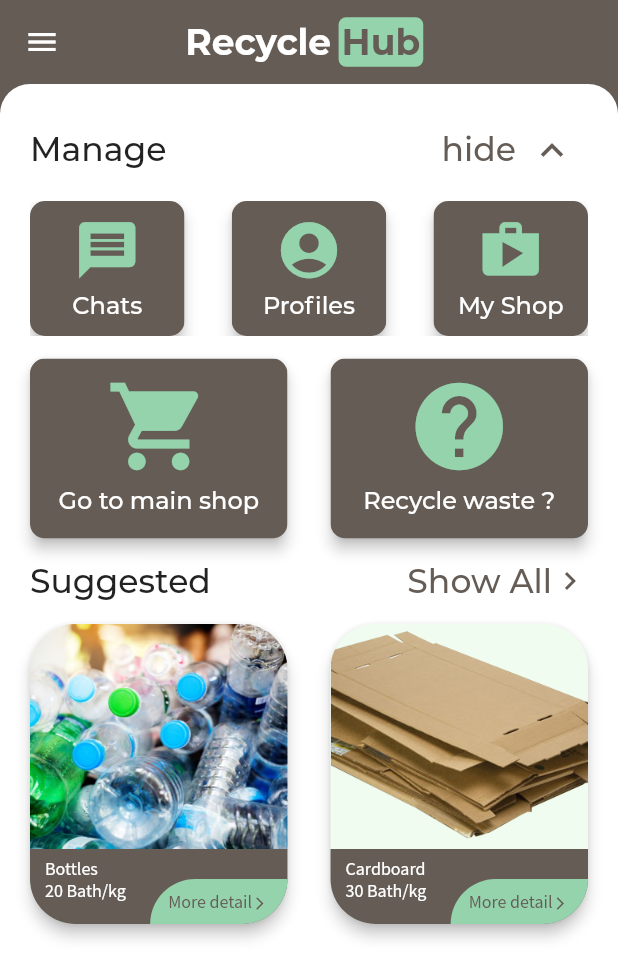
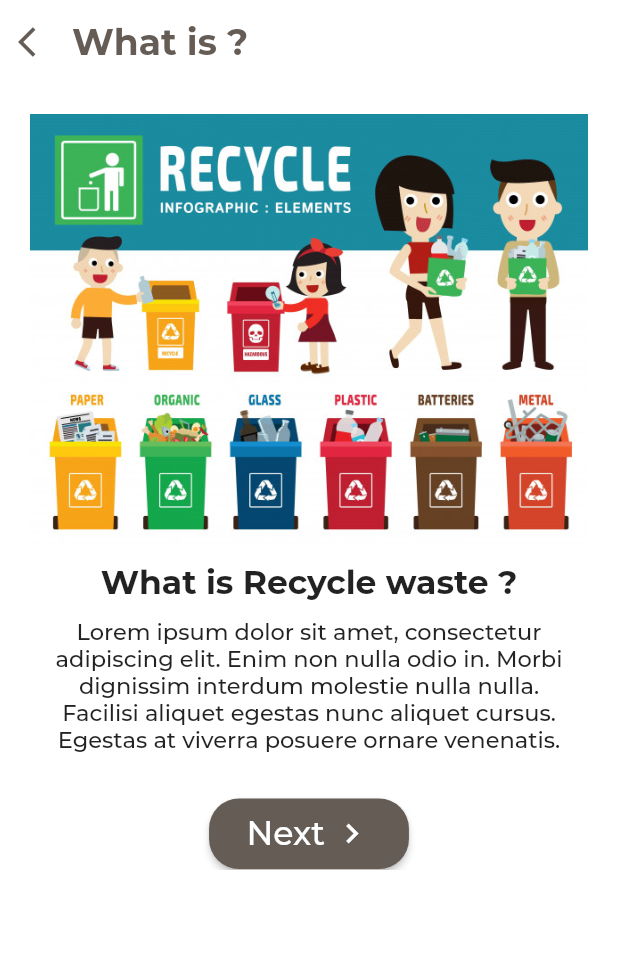
Before and after one commit to boy-warakorn/recycle-hub, a Flutter app: the HomeScreen screen opened by its route, after a tap on "Recycle waste ?", on a phone screen of 412 x 824 dp. Shown: the top 979 px of the screen. Run offline on Flutter 3.47's test engine with Material 2 defaults, Android fonts, the phone set to English and light mode, and no system bars; project files that could hold a hidden picture were left out.

Commit message:
[ADD] wasteInfo screen and buttonWithIcon widget

```diff
--- a/lib/main.dart
+++ b/lib/main.dart
@@ -6,6 +6,7 @@ import 'screens/choose_screen.dart';
 import 'screens/home_screen.dart';
 import 'screens/main_shop_screen.dart';
 import 'screens/item_detail_screen.dart';
+import 'screens/waste_info_screen.dart';
 
 void main() {
   runApp(MyApp());
@@ -38,6 +39,7 @@ class _MyAppState extends State<MyApp> {
         HomeScreen.routeName: (ctx) => HomeScreen(),
         MainShopScreen.routeName: (ctx) => MainShopScreen(),
         ItemDetailScreen.routeName: (ctx) => ItemDetailScreen(),
+        WasteInfoScreen.routeName: (ctx) => WasteInfoScreen(),
       },
     );
   }
--- a/lib/screens/home_screen.dart
+++ b/lib/screens/home_screen.dart
@@ -3,8 +3,10 @@ import 'package:flutter/material.dart';
 import '../widgets/drawer/drawer.dart';
 import '../widgets/logo/logoText.dart';
 import '../widgets/button/buttonHomeBox.dart';
-import '../widgets/shopItems/shop_items.dart';
-import '../screens/main_shop_screen.dart';
+import '../widgets/shopItems/main_shop_items.dart';
+
+import './waste_info_screen.dart';
+import './main_shop_screen.dart';
 
 class HomeScreen extends StatefulWidget {
   static const routeName = '/home';
@@ -24,6 +26,23 @@ class _HomeScreenState extends State<HomeScreen> {
 
   @override
   Widget build(BuildContext context) {
+    const DUMMY_ITEM = const [
+      {
+        'id': '1',
+        'title': 'Bottle',
+        'price': '50',
+        "per": 'Kg',
+        'assetPath': 'assets/images/bottle_mockup.jpg',
+      },
+      {
+        'id': '2',
+        'title': 'Card board',
+        'price': '50',
+        "per": 'Kg',
+        'assetPath': 'assets/images/cardboard_mockup.png',
+      },
+    ];
+
     final deviceWidth = MediaQuery.of(context).size.width;
     return SafeArea(
       child: Scaffold(
@@ -50,8 +69,7 @@ class _HomeScreenState extends State<HomeScreen> {
               horizontal: 20,
               vertical: 20,
             ),
-            child: Column(
-              crossAxisAlignment: CrossAxisAlignment.start,
+            child: ListView(
               children: <Widget>[
                 Row(
                   mainAxisAlignment: MainAxisAlignment.spaceBetween,
@@ -202,7 +220,10 @@ class _HomeScreenState extends State<HomeScreen> {
                         size: 70,
                         color: Theme.of(context).accentColor,
                       ),
-                      onTap: () {},
+                      onTap: () {
+                        Navigator.of(context)
+                            .pushNamed(WasteInfoScreen.routeName);
+                      },
                     )
                   ],
                 ),
@@ -247,17 +268,23 @@ class _HomeScreenState extends State<HomeScreen> {
                 Row(
                   mainAxisAlignment: MainAxisAlignment.spaceBetween,
                   children: <Widget>[
-                    ShopItems(
+                    MainShopItem(
                       title: 'Bottles',
                       price: '20',
                       per: 'kg',
                       assetPath: 'assets/images/bottle_mockup.jpg',
+                      id: '1',
+                      width: deviceWidth / 2.4,
+                      height: 225,
                     ),
-                    ShopItems(
+                    MainShopItem(
                       title: 'Cardboard',
                       price: '30',
                       per: 'kg',
                       assetPath: "assets/images/cardboard_mockup.png",
+                      id: '2',
+                      width: deviceWidth / 2.4,
+                      height: 225,
                     ),
                   ],
                 )
--- a/lib/screens/item_detail_screen.dart
+++ b/lib/screens/item_detail_screen.dart
@@ -1,4 +1,6 @@
 import 'package:flutter/material.dart';
+
+import '../widgets/button/buttonWithIcon.dart';
 
 class ItemDetailScreen extends StatelessWidget {
   static const routeName = '/itemDetail';
@@ -144,7 +146,32 @@ class ItemDetailScreen extends StatelessWidget {
                         color: Colors.grey,
                         width: double.infinity,
                         height: 200,
-                      )
+                      ),
+                      SizedBox(
+                        height: 15,
+                      ),
+                      Divider(
+                        thickness: 2,
+                        color: Colors.black,
+                      ),
+                      SizedBox(
+                        height: 15,
+                      ),
+                      Text(
+                        'Address',
+                        style: TextStyle(
+                          fontSize: 24,
+                        ),
+                      ),
+                      SizedBox(
+                        height: 5,
+                      ),
+                      Text(
+                        detail,
+                        style: TextStyle(
+                          fontSize: 15,
+                        ),
+                      ),
                     ],
                   ),
                 ),
@@ -153,28 +180,11 @@ class ItemDetailScreen extends StatelessWidget {
           ),
         ],
       ),
-      floatingActionButton: RaisedButton.icon(
-        padding: EdgeInsets.symmetric(
-          horizontal: 25,
-          vertical: 15,
-        ),
-        shape: RoundedRectangleBorder(
-          borderRadius: BorderRadius.circular(
-            20,
-          ),
-        ),
-        color: Theme.of(context).primaryColor,
-        onPressed: () {},
-        elevation: 4,
-        label: Text(
-          'Contact',
-          style: TextStyle(
-            fontSize: 22,
-            color: Colors.white,
-          ),
-        ),
+      floatingActionButton: ButtonWithIcon(
+        text: 'Contact',
         icon: Icon(
           Icons.chat,
+          size: 26,
           color: Colors.white,
         ),
       ),
--- /dev/null
+++ b/lib/screens/waste_info_screen.dart
@@ -0,0 +1,167 @@
+import 'package:flutter/material.dart';
+import '../widgets/button/buttonWithIcon.dart';
+
+class WasteInfoScreen extends StatefulWidget {
+  static const routeName = '/wasteInfo';
+
+  @override
+  _WasteInfoScreenState createState() => _WasteInfoScreenState();
+}
+
+class _WasteInfoScreenState extends State<WasteInfoScreen> {
+  var currentPage = 1;
+
+  void nextPage() {
+    setState(() {
+      currentPage++;
+    });
+  }
+
+  void previousPage() {
+    setState(() {
+      currentPage--;
+    });
+  }
+
+  @override
+  Widget build(BuildContext context) {
+    return Scaffold(
+      backgroundColor: Colors.white,
+      appBar: AppBar(
+        automaticallyImplyLeading: false,
+        titleSpacing: 0,
+        elevation: 0,
+        backgroundColor: Colors.white,
+        title: Row(
+          mainAxisAlignment: MainAxisAlignment.start,
+          crossAxisAlignment: CrossAxisAlignment.center,
+          children: <Widget>[
+            IconButton(
+              onPressed: () => Navigator.pop(context),
+              icon: Icon(
+                Icons.arrow_back_ios,
+                color: Theme.of(context).primaryColor,
+              ),
+            ),
+            Text(
+              'What is ?',
+              style: TextStyle(
+                color: Theme.of(context).primaryColor,
+                fontSize: 24,
+                fontWeight: FontWeight.bold,
+              ),
+            ),
+          ],
+        ),
+      ),
+      body: SingleChildScrollView(
+        child: Container(
+          margin: EdgeInsets.all(20),
+          child: AnimatedCrossFade(
+            duration: Duration(
+              milliseconds: 300,
+            ),
+            crossFadeState: currentPage == 1
+                ? CrossFadeState.showFirst
+                : CrossFadeState.showSecond,
+            firstChild: Column(
+              crossAxisAlignment: CrossAxisAlignment.center,
+              children: <Widget>[
+                Container(
+                  child: Image(
+                    image: AssetImage('assets/images/recycle_waste_1.jpg'),
+                    fit: BoxFit.cover,
+                  ),
+                ),
+                SizedBox(
+                  height: 10,
+                ),
+                Text(
+                  'What is Recycle waste ?',
+                  style: TextStyle(
+                    fontSize: 22,
+                    fontWeight: FontWeight.bold,
+                  ),
+                  textAlign: TextAlign.center,
+                ),
+                SizedBox(
+                  height: 10,
+                ),
+                Container(
+                  width: 350,
+                  child: Text(
+                    'Lorem ipsum dolor sit amet, consectetur adipiscing elit. Enim non nulla odio in. Morbi dignissim interdum molestie nulla nulla. Facilisi aliquet egestas nunc aliquet cursus. Egestas at viverra posuere ornare venenatis.',
+                    style: TextStyle(
+                      fontSize: 15,
+                    ),
+                    textAlign: TextAlign.center,
+                  ),
+                ),
+                SizedBox(
+                  height: 30,
+                ),
+                ButtonWithIcon(
+                  text: 'Next',
+                  icon: Icon(
+                    Icons.keyboard_arrow_right,
+                    size: 26,
+                    color: Colors.white,
+                  ),
+                  onPressed: this.nextPage,
+                ),
+              ],
+            ),
+            secondChild: Column(
+              crossAxisAlignment: CrossAxisAlignment.center,
+              children: <Widget>[
+                Container(
+                  child: Image(
+                    image: AssetImage('assets/images/recycle_waste_2.png'),
+                    fit: BoxFit.cover,
+                  ),
+                ),
+                SizedBox(
+                  height: 10,
+                ),
+                Text(
+                  'What we consider to be Recycle waste ?',
+                  style: TextStyle(
+                    fontSize: 22,
+                    fontWeight: FontWeight.bold,
+                  ),
+                  textAlign: TextAlign.center,
+                ),
+                SizedBox(
+                  height: 10,
+                ),
+                Container(
+                  width: 350,
+                  child: Text(
+                    'Lorem ipsum dolor sit amet, consectetur adipiscing elit. Enim non nulla odio in. Morbi dignissim interdum molestie nulla nulla. Facilisi aliquet egestas nunc aliquet cursus. Egestas at viverra posuere ornare venenatis.',
+                    style: TextStyle(
+                      fontSize: 15,
+                    ),
+                    textAlign: TextAlign.center,
+                  ),
+                ),
+                SizedBox(
+                  height: 30,
+                ),
+                ButtonWithIcon(
+                  text: 'Back',
+                  iconAlign: 'left',
+                  icon: Icon(
+                    Icons.keyboard_arrow_left,
+                    size: 26,
+                    color: Colors.white,
+                  ),
+                  onPressed: this.previousPage,
+                ),
+              ],
+            ),
+          ),
+        ),
+      ),
+    );
+  }
+}
--- /dev/null
+++ b/lib/widgets/button/buttonWithIcon.dart
@@ -0,0 +1,67 @@
+import 'package:flutter/material.dart';
+
+class ButtonWithIcon extends StatelessWidget {
+  final String text;
+  final Icon icon;
+  final String iconAlign;
+  final Function onPressed;
+
+  ButtonWithIcon({
+    this.text,
+    this.icon,
+    this.iconAlign = "right",
+    this.onPressed,
+  });
+
+  @override
+  Widget build(BuildContext context) {
+    return RaisedButton(
+      padding: EdgeInsets.symmetric(
+        horizontal: 25,
+        vertical: 10,
+      ),
+      color: Theme.of(context).primaryColor,
+      shape: RoundedRectangleBorder(
+        borderRadius: BorderRadius.circular(
+          20,
+        ),
+      ),
+      onPressed: onPressed,
+      child: Container(
+        child: iconAlign == 'right'
+            ? Row(
+                mainAxisSize: MainAxisSize.min,
+                children: <Widget>[
+                  Text(
+                    text,
+                    style: TextStyle(
+                      fontSize: 22,
+                      color: Colors.white,
+                    ),
+                  ),
+                  SizedBox(
+                    width: 5,
+                  ),
+                  icon
+                ],
+              )
+            : Row(
+                mainAxisSize: MainAxisSize.min,
+                children: <Widget>[
+                  icon,
+                  SizedBox(
+                    width: 5,
+                  ),
+                  Text(
+                    text,
+                    style: TextStyle(
+                      fontSize: 22,
+                      color: Colors.white,
+                    ),
+                  ),
+                ],
+              ),
+      ),
+    );
+  }
+}
--- a/lib/widgets/shopItems/main_shop_items.dart
+++ b/lib/widgets/shopItems/main_shop_items.dart
@@ -8,6 +8,8 @@ class MainShopItem extends StatelessWidget {
   final String per;
   final String assetPath;
   final String id;
+  final double width;
+  final double height;
 
   MainShopItem({
     this.title,
@@ -15,6 +17,8 @@ class MainShopItem extends StatelessWidget {
     this.per,
     this.assetPath,
     this.id,
+    this.height = double.infinity,
+    this.width = double.infinity,
   });
 
   @override
@@ -39,8 +43,8 @@ class MainShopItem extends StatelessWidget {
               30,
             ),
           ),
-          height: double.infinity,
-          width: double.infinity,
+          height: height,
+          width: width,
           child: Column(
             children: <Widget>[
               Ink(
--- a/lib/widgets/shopItems/shop_items.dart
+++ /dev/null
@@ -1,144 +0,0 @@
-import 'package:flutter/material.dart';
-
-class ShopItems extends StatelessWidget {
-  final String title;
-  final String price;
-  final String per;
-  final String assetPath;
-
-  ShopItems({
-    this.title,
-    this.price,
-    this.per,
-    this.assetPath,
-  });
-
-  @override
-  Widget build(BuildContext context) {
-    final deviceWidth = MediaQuery.of(context).size.width;
-    return Container(
-      height: 200,
-      width: deviceWidth / 2.4,
-      child: Card(
-        shape: RoundedRectangleBorder(
-          borderRadius: BorderRadius.circular(
-            30,
-          ),
-        ),
-        margin: EdgeInsets.all(
-          0,
-        ),
-        color: Color(0xFFEFFCEF),
-        elevation: 4,
-        child: Column(
-          children: <Widget>[
-            Container(
-              height: 150,
-              child: ClipRRect(
-                borderRadius: BorderRadius.only(
-                  topLeft: Radius.circular(
-                    30,
-                  ),
-                  topRight: Radius.circular(
-                    30,
-                  ),
-                ),
-                child: Image(
-                  fit: BoxFit.cover,
-                  image: AssetImage(
-                    assetPath,
-                  ),
-                ),
-              ),
-            ),
-            Container(
-              height: 50,
-              decoration: BoxDecoration(
-                color: Theme.of(context).primaryColor,
-                borderRadius: BorderRadius.only(
-                  bottomLeft: Radius.circular(30),
-                  bottomRight: Radius.circular(30),
-                ),
-              ),
-              child: Stack(
-                children: <Widget>[
-                  Positioned(
-                    top: 5,
-                    left: 10,
-                    child: Column(
-                      crossAxisAlignment: CrossAxisAlignment.start,
-                      children: <Widget>[
-                        Text(
-                          title,
-                          style: TextStyle(
-                            fontSize: 12,
-                            color: Colors.white,
-                            fontFamily: 'SourceSansPro',
-                          ),
-                        ),
-                        Text(
-                          '$price Bath/$per',
-                          style: TextStyle(
-                              fontSize: 12,
-                              fontWeight: FontWeight.w400,
-                              color: Colors.white,
-                              fontFamily: 'SourceSansPro'),
-                        ),
-                      ],
-                    ),
-                  ),
-                  Positioned(
-                    bottom: 0,
-                    right: 0,
-                    child: Container(
-                      height: 30,
-                      width: deviceWidth / 4.5,
-                      decoration: BoxDecoration(
-                        color: Theme.of(context).accentColor,
-                        borderRadius: BorderRadius.only(
-                          bottomRight: Radius.circular(
-                            30,
-                          ),
-                          topLeft: Radius.circular(
-                            30,
-                          ),
-                        ),
-                      ),
-                      child: Container(
-                        margin: EdgeInsets.only(
-                          left: 12,
-                        ),
-                        child: Row(
-                          children: <Widget>[
-                            Text(
-                              'More detail',
-                              style: TextStyle(
-                                fontSize: 12,
-                                color: Theme.of(context).primaryColor,
-                                fontFamily: 'SourceSansPro',
-                              ),
-                            ),
-                            Container(
-                              margin: EdgeInsets.only(
-                                top: 2,
-                              ),
-                              child: Icon(
-                                Icons.arrow_forward_ios,
-                                size: 10,
-                                color: Theme.of(context).primaryColor,
-                              ),
-                            )
-                          ],
-                        ),
-                      ),
-                    ),
-                  )
-                ],
-              ),
-            )
-          ],
-        ),
-      ),
-    );
-  }
-}
--- a/pubspec.yaml
+++ b/pubspec.yaml
@@ -43,6 +43,9 @@ flutter:
     - assets/images/logo.png
     - assets/images/bottle_mockup.jpg
     - assets/images/cardboard_mockup.png
+    - assets/images/recycle_waste_1.jpg
+    - assets/images/recycle_waste_2.png
+    - assets/images/contact.png
 
   # An image asset can refer to one or more resolution-specific "variants", see
   # https://flutter.dev/assets-and-images/#resolution-aware.
```
Also changed, not shown: assets/images/contact.png (added), assets/images/recycle_waste_1.jpg (added), assets/images/recycle_waste_2.png (added).
